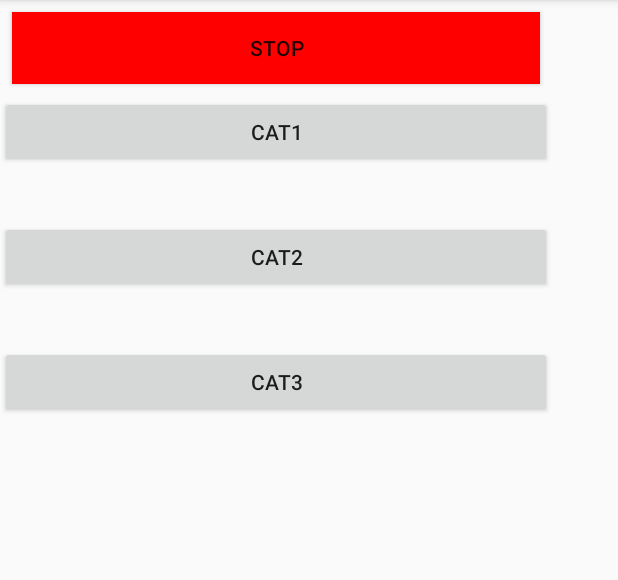
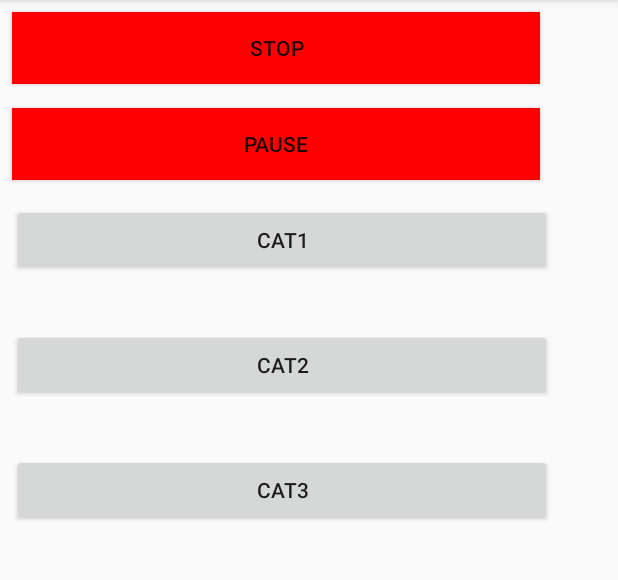
Before and after one commit to Sleepy78/MyErgoTool, an Android app: the screen it shows after launch (ChooseActivity), after a tap on "START", on a phone screen of 412 x 824 dp, the part 84-664 px from its top. Run offline under Robolectric (Android 15) with nearby library versions, the phone set to English and light mode, and no system bars.

Commit message:
Le bouton pause      vert pour reprendre      rouge pour mettre en pause      disparait de l'écran si analyse pas lancée      écriture d'une ligne dans le fichier de sortie lorsqu'on quitte le mode pause (au cas où l'état aurait changé durant la pause)
Quelques améliorations de lisibilité (cadre autour catégories)
Selection automatique du texte quand clic sur un élément
Pas de clavier qui revient sur le devant dans la page des éléments.
Suppression du temps en millisecondes
Retour à la dernière page consultée

```diff
--- a/app/src/main/AndroidManifest.xml
+++ b/app/src/main/AndroidManifest.xml
@@ -28,7 +28,6 @@
         <activity
             android:name=".Cat3Activity"
             android:launchMode="singleTask" />
-        <activity android:name=".DynamicTry"/>
     </application>
 
 </manifest>
--- a/app/src/main/java/ady/ergo/tool/ergotool/DataCategory.java
+++ b/app/src/main/java/ady/ergo/tool/ergotool/DataCategory.java
@@ -84,7 +84,8 @@ public class DataCategory {
         if ( datacatun.getBtnElem(15) ){
             textTVCat1+=datacatun.getTextElem(15) + "   ";
         }
-        textTVCat1.trim();
+        textTVCat1 = textTVCat1.trim().replace("   ",", ");
+
     }
 
     private void evalCat2(DataCatDeux datacatdeux) {
@@ -134,7 +135,7 @@ public class DataCategory {
         if ( datacatdeux.getBtnElem(15) ){
             textTVCat2+=datacatdeux.getTextElem(15) + "   ";
         }
-        textTVCat2.trim();
+        textTVCat2 = textTVCat2.trim().replace("   ",", ");
     }
     private void evalCat3(DataCatTrois datacattrois) {
         textTVCat3="";
@@ -183,6 +184,6 @@ public class DataCategory {
         if ( datacattrois.getBtnElem(15) ){
             textTVCat3+=datacattrois.getTextElem(15) + "   ";
         }
-        textTVCat3.trim();
+        textTVCat3 = textTVCat3.trim().replace("   ",", ");
     }
 }
--- a/app/src/main/java/ady/ergo/tool/ergotool/DataOutput.java
+++ b/app/src/main/java/ady/ergo/tool/ergotool/DataOutput.java
@@ -18,19 +18,27 @@ public class DataOutput {
 
     private ArrayList<String> fullFile;
     private boolean isRunning;
+    private boolean isPaused;
     private boolean isSentable;
     private long initTime;
+    private long delay;
     String delimitor = ";";
 
     public String getHeader() {return header;}
     public void setInitTime(long t) {initTime = t;}
     public long getInitTime() {return initTime;}
 
+    public void setDelay(long t) {delay = t;}
+    public long getDelay() {return delay;}
+
     public String getOutputLine() {return outputline;}
     public void setOutputLine(String out) {outputline = out;}
 
     public boolean isRunning() {return isRunning;}
     public void setIsRunning(boolean run) {isRunning = run;}
+
+    public boolean isPaused() {return isPaused;}
+    public void setIsPaused(boolean pause) {isPaused = pause;}
 
     public boolean isSentable() {return isSentable;}
     public void setIsSentable(boolean sentable) {isSentable = sentable;}
@@ -55,7 +63,7 @@ public class DataOutput {
         DataCategory datacat = DataCategory.getInstance();
         header="";
 
-        header+="TimeDdelay in ms" + delimitor;
+        //header+="TimeDdelay in ms" + delimitor;
         header+="Time HH:MM:SS" + delimitor;
         header+="Time Absolute" + delimitor;
 
@@ -94,9 +102,11 @@ public class DataOutput {
         DataCatDeux datacatdeux = DataCatDeux.getInstance();
         DataCatTrois datacattrois = DataCatTrois.getInstance();
 
+        delay+=getDelayInMs();
+
         outputline="";
-        outputline+=getDelay() + delimitor;
-        outputline+=getTimeHHMMSS(getDelay()) + delimitor;
+        //outputline+=getDelay() + delimitor;
+        outputline+=getTimeHHMMSS(delay) + delimitor;
         outputline+=getTime() + delimitor;
         outputline+="" + delimitor;//space for Cat1 columns
 
@@ -104,22 +114,6 @@ public class DataOutput {
         {
             outputline+=((datacatun.getBtnElem(i)) ? String.valueOf(i*0.5 +1).replace(".",",") : "") + delimitor;
         }
-
-        /*setElemOutputLine(datacatun.getBtnElem(1),"1,5");
-        setElemOutputLine(datacatun.getBtnElem(2),"2");
-        setElemOutputLine(datacatun.getBtnElem(3),"2,5");
-        setElemOutputLine(datacatun.getBtnElem(4),"3");
-        setElemOutputLine(datacatun.getBtnElem(5),"3,5");
-        setElemOutputLine(datacatun.getBtnElem(6),"4");
-        setElemOutputLine(datacatun.getBtnElem(7),"4,5");
-        setElemOutputLine(datacatun.getBtnElem(8),"5");
-        setElemOutputLine(datacatun.getBtnElem(9),"5,5");
-        setElemOutputLine(datacatun.getBtnElem(10),"6");
-        setElemOutputLine(datacatun.getBtnElem(11),"6,5");
-        setElemOutputLine(datacatun.getBtnElem(12),"7");
-        setElemOutputLine(datacatun.getBtnElem(13),"7,5");
-        setElemOutputLine(datacatun.getBtnElem(14),"8");
-        setElemOutputLine(datacatun.getBtnElem(15),"8,5");*/
 
         outputline+="" + delimitor; //space for empty column
         outputline+="" + delimitor; //space for Cat2 columns
@@ -129,22 +123,6 @@ public class DataOutput {
             outputline+=((datacatdeux.getBtnElem(i)) ? (i*5 +10) : "") + delimitor;
         }
 
-        /*setElemOutputLine(datacatdeux.getBtnElem(1),"15");
-        setElemOutputLine(datacatdeux.getBtnElem(2),"20");
-        setElemOutputLine(datacatdeux.getBtnElem(3),"25");
-        setElemOutputLine(datacatdeux.getBtnElem(4),"30");
-        setElemOutputLine(datacatdeux.getBtnElem(5),"35");
-        setElemOutputLine(datacatdeux.getBtnElem(6),"40");
-        setElemOutputLine(datacatdeux.getBtnElem(7),"45");
-        setElemOutputLine(datacatdeux.getBtnElem(8),"50");
-        setElemOutputLine(datacatdeux.getBtnElem(9),"55");
-        setElemOutputLine(datacatdeux.getBtnElem(10),"60");
-        setElemOutputLine(datacatdeux.getBtnElem(11),"65");
-        setElemOutputLine(datacatdeux.getBtnElem(12),"70");
-        setElemOutputLine(datacatdeux.getBtnElem(13),"75");
-        setElemOutputLine(datacatdeux.getBtnElem(14),"80");
-        setElemOutputLine(datacatdeux.getBtnElem(15),"85");*/
-
         outputline+="" + delimitor; //space for empty column
         outputline+="" + delimitor; //space for Cat3 columns
 
@@ -153,21 +131,6 @@ public class DataOutput {
         {
             outputline+=((datacattrois.getBtnElem(i)) ? (i*50 +100) : "") + delimitor;
         }
-        /*setElemOutputLine(datacattrois.getBtnElem(1),"150");
-        setElemOutputLine(datacattrois.getBtnElem(2),"200");
-        setElemOutputLine(datacattrois.getBtnElem(3),"250");
-        setElemOutputLine(datacattrois.getBtnElem(4),"300");
-        setElemOutputLine(datacattrois.getBtnElem(5),"350");
-        setElemOutputLine(datacattrois.getBtnElem(6),"400");
-        setElemOutputLine(datacattrois.getBtnElem(7),"450");
-        setElemOutputLine(datacattrois.getBtnElem(8),"500");
-        setElemOutputLine(datacattrois.getBtnElem(9),"550");
-        setElemOutputLine(datacattrois.getBtnElem(10),"600");
-        setElemOutputLine(datacattrois.getBtnElem(11),"650");
-        setElemOutputLine(datacattrois.getBtnElem(12),"700");
-        setElemOutputLine(datacattrois.getBtnElem(13),"750");
-        setElemOutputLine(datacattrois.getBtnElem(14),"800");
-        setElemOutputLine(datacattrois.getBtnElem(15),"850");*/
 
         return outputline;
     }
@@ -180,22 +143,27 @@ public class DataOutput {
         if (!fullFile.isEmpty()) {
             fullFile.clear();
         }
+        delay=0;
     }
 
     public void initDataOutput(){
         header = "";
         outputline = "";
         isRunning = false;
+        isPaused = false;
         isSentable = false;
+        delay=0;
     }
 
     private String getTime(){
             SimpleDateFormat dateFormat = new SimpleDateFormat("HH:mm:ss");
             return dateFormat.format(new Date());
     }
-    private long getDelay(){
+
+    private long getDelayInMs(){
         return System.currentTimeMillis() - initTime;
     }
+
     private String getTimeHHMMSS(long time){
         int seconds = (int) (time / 1000) % 60 ;
         int minutes = (int) ((time / (1000*60)) % 60);
@@ -209,11 +177,11 @@ public class DataOutput {
         //}
     }
 
-    public void setElemOutputLine(boolean elemToCheck, String weight){
+/*    public void setElemOutputLine(boolean elemToCheck, String weight){
         if(elemToCheck){
             outputline+=weight + delimitor;
         }
-    }
+    }*/
 
     public boolean writeFile(Activity act) throws IOException{
         String FILENAME = "ErgoTool.csv";
--- a/app/src/main/java/ady/ergo/tool/ergotool/MainActivity.java
+++ b/app/src/main/java/ady/ergo/tool/ergotool/MainActivity.java
@@ -75,11 +75,6 @@ public class MainActivity extends AppCompatActivity {
 
     public void onClickBtnConf(View view) {
         Intent intent = new Intent(MainActivity.this, ChooseActivity.class);
-        startActivity(intent);
-    }
-
-    public void onClickDynamicTry(View view) {
-        Intent intent = new Intent(MainActivity.this, DynamicTry.class);
         startActivity(intent);
     }
 
@@ -166,6 +161,9 @@ public class MainActivity extends AppCompatActivity {
         if(sharedPref.contains("isRunning")) {
             dataoutput.setIsRunning(sharedPref.getBoolean("isRunning", false));
         }
+        if(sharedPref.contains("isPaused")) {
+            dataoutput.setIsPaused(sharedPref.getBoolean("isPaused", false));
+        }
         if(sharedPref.contains("emailAddress")) {
             ((EditText) findViewById(R.id.emailAddress)).setText(sharedPref.getString("emailAddress", ""));
         }
@@ -180,6 +178,9 @@ public class MainActivity extends AppCompatActivity {
         }
         if(sharedPref.contains("InitTime")) {
             dataoutput.setInitTime(sharedPref.getLong("InitTime", System.currentTimeMillis()));
+        }
+        if(sharedPref.contains("delay")) {
+            dataoutput.setDelay(sharedPref.getLong("delay", 0));
         }
         for(int i=1 ; i<=15 ; i++){
             if(sharedPref.contains("Cat1Elem" + i + "TBTN")) {
@@ -211,12 +212,11 @@ public class MainActivity extends AppCompatActivity {
         }
     }
 
-
-
     private void launchAnalysis(){
         dataoutput.setInitTime(System.currentTimeMillis());
 
         dataoutput.setIsRunning(true);
+        dataoutput.setIsPaused(false);
         dataoutput.setIsSentable(false);
         Toast.makeText(getApplicationContext(), "C'est parti !", Toast.LENGTH_SHORT).show();
         Intent intent = new Intent(MainActivity.this, ChooseActivity.class);
--- a/app/src/main/res/layout/activity_choose.xml
+++ b/app/src/main/res/layout/activity_choose.xml
@@ -24,37 +24,41 @@
                 android:id="@+id/btnStop"
                 android:layout_width="match_parent"
                 android:layout_height="wrap_content"
-                android:layout_marginEnd="8dp"
                 android:layout_marginLeft="8dp"
                 android:layout_marginRight="8dp"
-                android:layout_marginStart="8dp"
                 android:layout_marginTop="8dp"
+                android:layout_marginBottom="8dp"
                 android:onClick="onclickBtnStop"
-                android:text="Stop"
-                app:layout_constraintLeft_toLeftOf="parent"
-                app:layout_constraintRight_toRightOf="parent"
-                app:layout_constraintTop_toTopOf="parent" />
+                android:text="Stop" />
+
+            <Button
+                android:id="@+id/btnPause"
+                android:layout_width="match_parent"
+                android:layout_height="wrap_content"
+                android:layout_marginLeft="8dp"
+                android:layout_marginRight="8dp"
+                android:layout_marginTop="8dp"
+                android:layout_marginBottom="8dp"
+                android:onClick="onclickBtnPause"
+                android:text="Pause" />
 
             <LinearLayout
                 android:layout_width="match_parent"
                 android:layout_height="wrap_content"
-                android:orientation="horizontal"
-                tools:layout_editor_absoluteX="8dp"
-                tools:layout_editor_absoluteY="8dp">
+                android:orientation="horizontal">
 
                 <LinearLayout
                     android:layout_width="match_parent"
                     android:layout_height="wrap_content"
                     android:layout_weight="4"
-                    android:orientation="vertical"
-                    tools:layout_editor_absoluteX="8dp"
-                    tools:layout_editor_absoluteY="8dp">
+                    android:orientation="vertical">
 
                     <Button
                         android:id="@+id/btnCat1"
                         android:layout_width="match_parent"
                         android:layout_height="wrap_content"
                         android:layout_marginTop="8dp"
+                        android:layout_marginLeft="8dp"
                         android:onClick="onclickBtnCat1"
                         android:text="Lieux" />
 
@@ -73,6 +77,7 @@
                     android:layout_width="wrap_content"
                     android:layout_height="wrap_content"
                     android:layout_marginTop="8dp"
+                    android:layout_marginRight="8dp"
                     android:layout_weight="1"
                     android:onClick="onclickBtnEditCat1"
                     android:text="Edit" />
@@ -81,23 +86,20 @@
             <LinearLayout
                 android:layout_width="match_parent"
                 android:layout_height="wrap_content"
-                android:orientation="horizontal"
-                tools:layout_editor_absoluteX="8dp"
-                tools:layout_editor_absoluteY="8dp">
+                android:orientation="horizontal">
 
                 <LinearLayout
                     android:layout_width="match_parent"
                     android:layout_height="wrap_content"
                     android:layout_weight="4"
-                    android:orientation="vertical"
-                    tools:layout_editor_absoluteX="8dp"
-                    tools:layout_editor_absoluteY="8dp">
+                    android:orientation="vertical">
 
                     <Button
                         android:id="@+id/btnCat2"
                         android:layout_width="match_parent"
                         android:layout_height="wrap_content"
                         android:layout_marginTop="8dp"
+                        android:layout_marginLeft="8dp"
                         android:onClick="onclickBtnCat2"
                         android:text="Taches" />
 
@@ -116,6 +118,7 @@
                     android:layout_width="wrap_content"
                     android:layout_height="wrap_content"
                     android:layout_marginTop="8dp"
+                    android:layout_marginRight="8dp"
                     android:layout_weight="1"
                     android:onClick="onclickBtnEditCat2"
                     android:text="Edit" />
@@ -124,23 +127,20 @@
             <LinearLayout
                 android:layout_width="match_parent"
                 android:layout_height="wrap_content"
-                android:orientation="horizontal"
-                tools:layout_editor_absoluteX="8dp"
-                tools:layout_editor_absoluteY="8dp">
+                android:orientation="horizontal">
 
                 <LinearLayout
                     android:layout_width="match_parent"
                     android:layout_height="wrap_content"
                     android:layout_weight="4"
-                    android:orientation="vertical"
-                    tools:layout_editor_absoluteX="8dp"
-                    tools:layout_editor_absoluteY="8dp">
+                    android:orientation="vertical">
 
                     <Button
                         android:id="@+id/btnCat3"
                         android:layout_width="match_parent"
                         android:layout_height="wrap_content"
                         android:layout_marginTop="8dp"
+                        android:layout_marginLeft="8dp"
                         android:onClick="onclickBtnCat3"
                         android:text="Ressources" />
 
@@ -159,6 +159,7 @@
                     android:layout_width="wrap_content"
                     android:layout_height="wrap_content"
                     android:layout_marginTop="8dp"
+                    android:layout_marginRight="8dp"
                     android:layout_weight="1"
                     android:onClick="onclickBtnEditCat3"
                     android:text="Edit" />
```
Also changed, not shown: app/src/main/java/ady/ergo/tool/ergotool/Cat1Activity.java (+12 -5 lines), app/src/main/java/ady/ergo/tool/ergotool/Cat2Activity.java (+12 -5 lines), app/src/main/java/ady/ergo/tool/ergotool/Cat3Activity.java (+12 -5 lines), app/src/main/java/ady/ergo/tool/ergotool/Categorie.java (deleted, +0 -41 lines), app/src/main/java/ady/ergo/tool/ergotool/Categories.java (deleted, +0 -18 lines), app/src/main/java/ady/ergo/tool/ergotool/ChooseActivity.java (+54 -3 lines), app/src/main/java/ady/ergo/tool/ergotool/DynamicTry.java (deleted, +0 -174 lines), app/src/main/java/ady/ergo/tool/ergotool/ElementTry.java (deleted, +0 -52 lines), app/src/main/res/layout/activity_cat1.xml (+6 -1 lines), app/src/main/res/layout/activity_cat2.xml (+6 -1 lines), app/src/main/res/layout/activity_cat3.xml (+6 -1 lines), app/src/main/res/layout/activity_dynamic_try.xml (deleted, +0 -60 lines), app/src/main/res/layout/activity_main.xml (+0 -8 lines).
